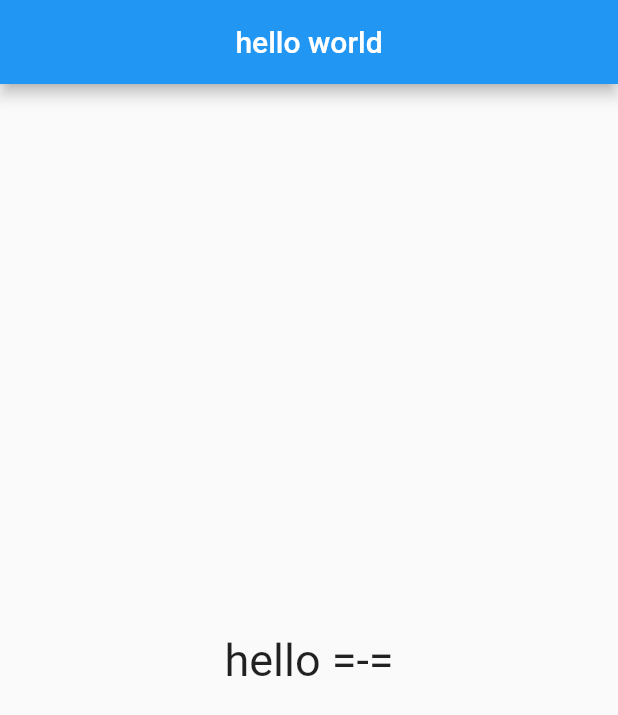
After one commit to monsterzzz/awesomeFlutter, a Flutter app: the screen it shows after launch, on a phone screen of 412 x 824 dp. The commit adds this screen. Shown: the top 715 px of the screen. Run offline on Flutter 3.47's test engine with Material 2 defaults, Android fonts, the phone set to English and light mode, and no system bars.

Commit message:
first app

```diff
--- a/lib/main.dart
+++ b/lib/main.dart
@@ -1,27 +1,5 @@
 import 'package:flutter/material.dart';
-
+import 'start/1.dart';
 void main() {
-  runApp(MyApp());
+  runApp(MyApp1());
 }
-
-class MyApp extends StatelessWidget {
-  const MyApp({Key key}) : super(key: key);
-  @override
-  Widget build(BuildContext context) {
-    return MaterialApp(
-      title: "hello world" ,
-      home: Scaffold(
-        appBar: AppBar(
-          title: Text("hello world"),
-          centerTitle: true,
-        ),
-        body: Center(
-          child: Text(
-            "hello lr",
-            style: TextStyle(fontSize: 30.0,)
-              ,)
-            ,)
-      ),
-    );
-  }
-}
--- /dev/null
+++ b/lib/start/1.dart
@@ -0,0 +1,23 @@
+import 'package:flutter/material.dart';
+
+class MyApp1 extends StatelessWidget {
+  @override
+  Widget build(BuildContext context) {
+    return MaterialApp(
+      title: "hello world",
+      home: Scaffold(
+          appBar: AppBar(
+            title: Text("hello world"),
+            centerTitle: true,
+          ),
+          body: Center(
+            child: Text(
+              "hello =-=",
+              style: TextStyle(
+                fontSize: 30.0,
+              ),
+            ),
+          )),
+    );
+  }
+}
```
Also changed, not shown: 1 other file.
